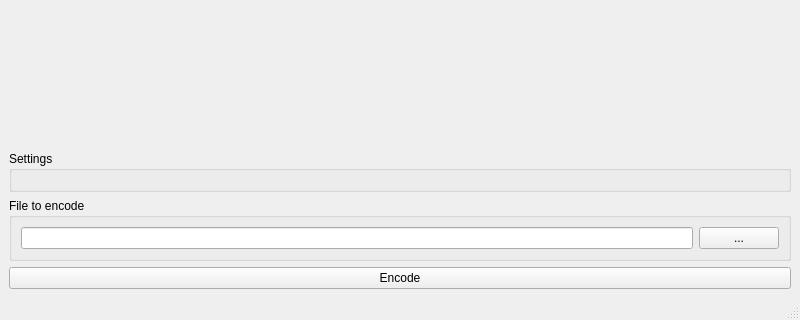
The window that AESEncoder/Source/MainWindow/UI/MainWindow.ui (MaxGarden/AESEncoder) describes before a commit, drawn with Qt 5; both pictures show x 0 to 800 and y 280 to 600 of the 800 by 600 pixel window.
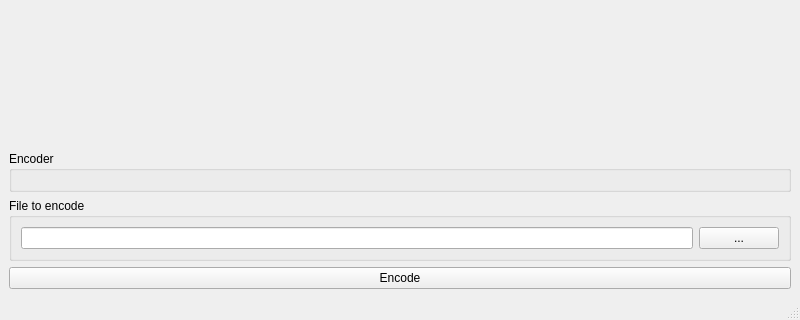
The same window after the commit.

Commit message: Refactored code. Removed encoder context and settings.

The edit to the form file:
```diff
--- a/AESEncoder/Source/MainWindow/UI/MainWindow.ui
+++ b/AESEncoder/Source/MainWindow/UI/MainWindow.ui
@@ -52,7 +52,7 @@
     <item>
      <widget class="QGroupBox" name="groupBox_2">
       <property name="title">
-       <string>Settings</string>
+       <string>Encoder</string>
       </property>
       <layout class="QVBoxLayout" name="verticalLayout_4">
        <item>
```
Left out of the diff: 2 changed lines with no effect on the pictures. The commit also changes 10 other files.
